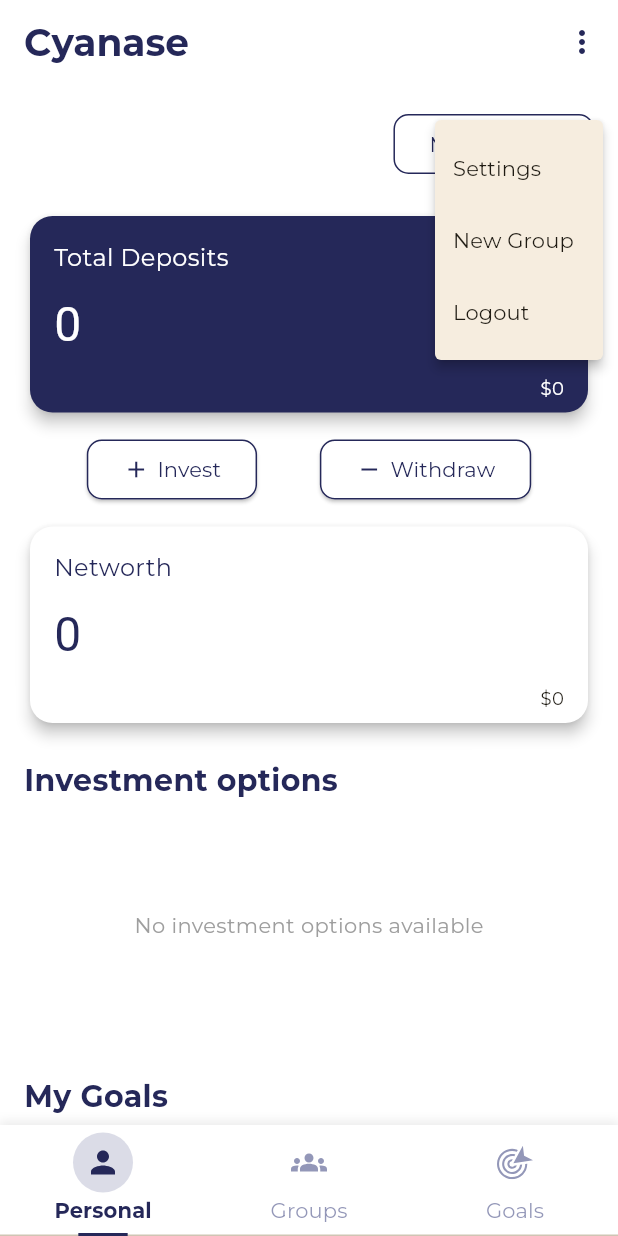
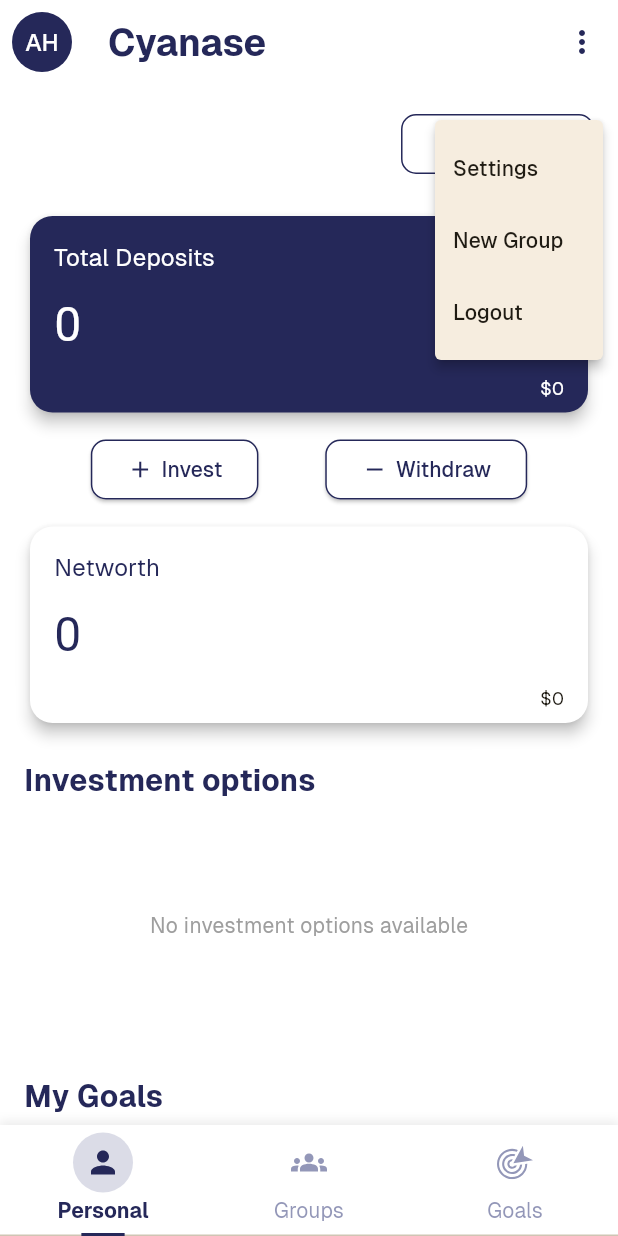
Before and after one commit to CyanaseInc/flutterAPP, a Flutter app: the HomeScreen screen opened directly, after a tap on "Withdraw", after a tap on the "more vert" icon, on a phone screen of 412 x 824 dp. Run offline on Flutter 3.47's test engine with Material 3 defaults, Android fonts, the light colour scheme and no system bars; our stand-ins replace audioplayers, awesome_notifications, contacts_service, country_picker, fl_chart, flutter_svg and 9 more; missing offline and left inert: flutter_verification_code_field, libphonenumber, record, sim_card_info; accounts and stored records are empty; project files that could hold a hidden picture were left out.

Commit message:
using web localstorage versus app permissions db, passcode ui changed, font to geist, profile avatar added

```diff
--- a/lib/helpers/api_helper.dart
+++ b/lib/helpers/api_helper.dart
@@ -164,7 +164,7 @@ class ApiService {
   }
 
   static Future<Map<String, dynamic>> ResetPassword(
-      Map<String, dynamic> userData) async {
+      Map<String, dynamic> userData, Map<String, dynamic> queryParams) async {
     final url = Uri.parse(ApiEndpoints
         .apiUrlPasswordReset); // Ensure this path matches your Django URL
 
--- a/lib/helpers/deposit.dart
+++ b/lib/helpers/deposit.dart
@@ -1,7 +1,6 @@
 import 'package:cyanase/helpers/loader.dart';
 import 'package:flutter/material.dart';
 import 'package:cyanase/theme/theme.dart';
-import 'package:flutter/material.dart';
 import 'package:cyanase/helpers/database_helper.dart';
 import 'package:cyanase/helpers/get_currency.dart';
 import 'package:cyanase/helpers/api_helper.dart';
--- a/lib/helpers/endpoints.dart
+++ b/lib/helpers/endpoints.dart
@@ -63,7 +63,7 @@ class ApiEndpoints {
   static const String apiUrlUserGetProfilePhoto = "$server/static/photo.png";
   static const String apiUrlUserNetWorth =
       "$server/api/v1/en/auth/user/networth/";
-  static const String login = "$server/api/v1/en/auth/user/login/";
+  static const String login = "$server/api/v1/en/app/user/login/";
   static const String passcodeLogin = "$server/api/v1/en/auth/user/passcode/";
   static const String apiUrlUserNextOfKin = "$server/api/v1/en/user/nextOfKin/";
   static const String apiUrlGetNextOfKin = "$server/api/v1/en/get/nextOfKin/";
@@ -77,9 +77,9 @@ class ApiEndpoints {
       "$server/api/v1/en/auth/user/riskprofile/";
   static const String apiUrlGetRiskProfile =
       "$server/api/v1/en/auth/get/riskprofile/";
-  static const String checkPasswordEmail = "$server/api/v1/en/password/reset/";
-  static const String apiUrlPasswordReset =
-      "$server/api/v1/en/auth/user/update/password/";
+  static const String checkPasswordEmail =
+      "$server/api/v1/en/app/password/reset/";
+  static const String apiUrlPasswordReset = "$server/app/reset/password/";
   static const String apiUrlGetUserVerification =
       "$server/api/v1/en/get/verification/";
   static const String apiUrlGetRiskAnalysisPercentages =
--- a/lib/screens/home/home.dart
+++ b/lib/screens/home/home.dart
@@ -282,14 +282,14 @@ class _HomeScreenState extends State<HomeScreen>
                   color: white.withOpacity(0.2),
                   shape: BoxShape.circle,
                 ),
-                child: Icon(
+                child: const Icon(
                   Icons.lock_outline,
                   size: 40,
                   color: white,
                 ),
               ),
               const SizedBox(height: 20),
-              Text(
+              const Text(
                 'Secure Your Account!',
                 style: TextStyle(
                   fontSize: 24,
@@ -339,7 +339,7 @@ class _HomeScreenState extends State<HomeScreen>
                   ),
                   elevation: 5,
                 ),
-                child: Text(
+                child: const Text(
                   'Create Now',
                   style: TextStyle(
                     fontSize: 18,
@@ -378,6 +378,7 @@ class _HomeScreenState extends State<HomeScreen>
     return Scaffold(
       appBar: AppBar(
         backgroundColor: white,
+        leading: _profile(),
         title: _isSearching
             ? TextField(
                 controller: _searchController,
@@ -489,6 +490,16 @@ class _HomeScreenState extends State<HomeScreen>
     );
   }
 
+  Widget _profile() {
+    return Container(
+        padding: const EdgeInsets.all(8.0),
+        child: const CircleAvatar(
+            // backgroundImage: NetworkImage(userAvatarUrl),
+            backgroundColor: primaryTwo,
+            foregroundColor: Colors.white,
+            child: Text('AH')));
+  }
+
   List<Widget> _buildAppBarActions() {
     if (_tabController.index == 1) {
       return [
--- a/lib/screens/home/personal/personal.dart
+++ b/lib/screens/home/personal/personal.dart
@@ -94,7 +94,7 @@ class _PersonalTabState extends State<PersonalTab> {
                     borderRadius: BorderRadius.circular(10),
                   ),
                 ),
-                child: Text(
+                child: const Text(
                   'My Portfolio',
                   style: TextStyle(
                     color: primaryTwo,
--- a/lib/screens/settings/riskprofiler.dart
+++ b/lib/screens/settings/riskprofiler.dart
@@ -3,9 +3,10 @@ import 'package:cyanase/helpers/loader.dart'; // Import your loader widget
 import 'package:cyanase/theme/theme.dart'; // Import your theme file
 import 'package:cyanase/helpers/database_helper.dart'; // Import the database helper
 import 'package:cyanase/helpers/api_helper.dart'; // Import the API helper
-import 'package:flutter_svg/flutter_svg.dart';
 
 class RiskProfilerForm extends StatefulWidget {
+  const RiskProfilerForm({super.key});
+
   @override
   _RiskProfilerFormState createState() => _RiskProfilerFormState();
 }
@@ -276,7 +277,7 @@ class _RiskProfilerFormState extends State<RiskProfilerForm> {
         if (response['success'] == true) {
           // Show a success message
           ScaffoldMessenger.of(context).showSnackBar(
-            SnackBar(
+            const SnackBar(
               content: Text("Risk profile submitted successfully!"),
               duration: Duration(seconds: 2), // Duration of the success message
             ),
--- a/lib/screens/splash.dart
+++ b/lib/screens/splash.dart
@@ -1,5 +1,4 @@
 import 'package:flutter/material.dart';
-import 'package:cyanase/theme/theme.dart'; // Import the theme file
 
 class SplashScreen extends StatelessWidget {
   const SplashScreen({super.key});
--- a/lib/store.dart
+++ b/lib/store.dart
@@ -1,3 +1,5 @@
+// ignore_for_file: avoid_print
+
 import 'package:contacts_service/contacts_service.dart';
 import 'package:permission_handler/permission_handler.dart';
 import 'package:http/http.dart' as http;
--- a/lib/test.dart
+++ b/lib/test.dart
@@ -1,2 +1,2 @@
 
-stooped at making graphs work
+// stopped at making graphs work
--- a/lib/theme/theme.dart
+++ b/lib/theme/theme.dart
@@ -18,7 +18,8 @@ final ThemeData appTheme = ThemeData(
     secondary: secondaryColor,
     primary: primaryColor,
   ),
-  fontFamily: 'Montserrat', // Set the default font to Montserrat
+  // fontFamily: 'Montserrat', // Set the default font to Montserrat
+  fontFamily: 'Geist', // Set the default font to Montserrat
   useMaterial3: true, // Optional, for Material 3 design
 
   // Set white background for all screens by default
```
Also changed, not shown: lib/helpers/web_db.dart (added, +46 -0 lines), lib/screens/auth/forgot.dart (+42 -22 lines), lib/screens/auth/login_with_phone.dart (+46 -32 lines), lib/screens/auth/signup.dart (+22 -7 lines), pubspec.yaml (+9 -1 lines), assets/fonts/Geist-VariableFont_wght.ttf (added), pubspec.lock, 8 other files.
